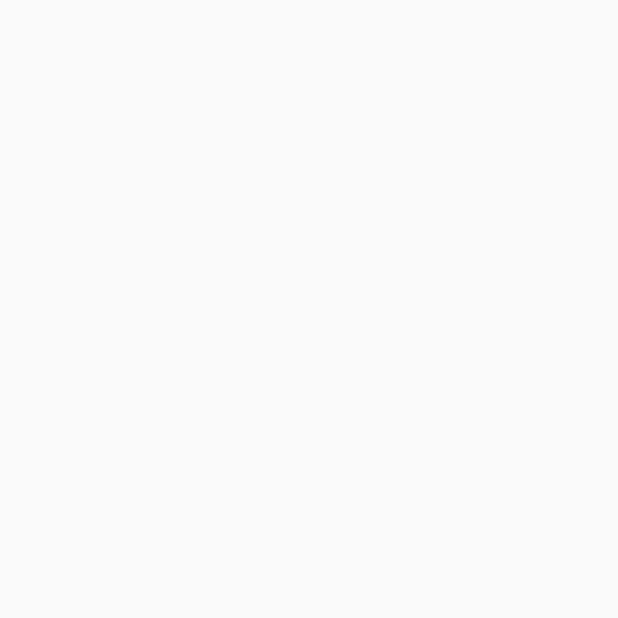
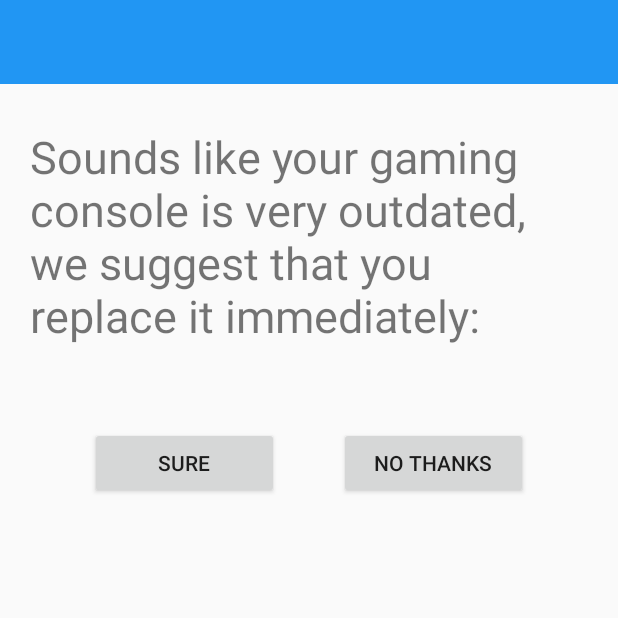
Before and after one commit to JacquelynDeHart/HelpMeIT, an Android app: the Console_Question7 screen opened directly, with no data from a screen before it, on a phone screen of 412 x 824 dp, the top half of it. Before the commit the part shown is empty. Run offline under Robolectric (Android 15) with nearby library versions, the phone set to English and light mode, and no system bars.

Commit message:
console_q7 update
questions for q7 added and edited

```diff
--- a/Help-MeIT/app/src/main/res/layout/activity_console__question7.xml
+++ b/Help-MeIT/app/src/main/res/layout/activity_console__question7.xml
@@ -6,4 +6,117 @@
     android:layout_height="match_parent"
     tools:context=".Console_Question7">
 
+    <androidx.appcompat.widget.Toolbar
+        android:id="@+id/toolbar"
+        android:layout_width="0dp"
+        android:layout_height="wrap_content"
+        android:background="#2196F3"
+        android:minHeight="?attr/actionBarSize"
+        android:theme="?attr/actionBarTheme"
+        app:layout_constraintEnd_toEndOf="parent"
+        app:layout_constraintStart_toStartOf="parent"
+        app:layout_constraintTop_toTopOf="parent" />
+
+    <androidx.constraintlayout.widget.ConstraintLayout
+        android:layout_width="0dp"
+        android:layout_height="0dp"
+        android:layout_marginStart="20dp"
+        android:layout_marginTop="20dp"
+        android:layout_marginEnd="20dp"
+        android:layout_marginBottom="20dp"
+        app:layout_constraintBottom_toBottomOf="parent"
+        app:layout_constraintEnd_toEndOf="parent"
+        app:layout_constraintHorizontal_bias="0.0"
+        app:layout_constraintStart_toStartOf="parent"
+        app:layout_constraintTop_toBottomOf="@+id/toolbar"
+        app:layout_constraintVertical_bias="1.0">
+
+        <TextView
+            android:id="@+id/txt_consoleQ7"
+            android:layout_width="wrap_content"
+            android:layout_height="wrap_content"
+            android:layout_marginTop="8dp"
+            android:text="@string/txt_consoleQ7"
+            android:textSize="30sp"
+            app:layout_constraintEnd_toEndOf="parent"
+            app:layout_constraintStart_toStartOf="parent"
+            app:layout_constraintTop_toTopOf="parent" />
+
+        <Button
+            android:id="@+id/btn_consoleQ7_1"
+            android:layout_width="0dp"
+            android:layout_height="wrap_content"
+            android:layout_marginStart="40dp"
+            android:layout_marginTop="60dp"
+            android:layout_marginBottom="478dp"
+            android:text="@string/btn_consoleQ7_1"
+            app:layout_constraintBottom_toBottomOf="parent"
+            app:layout_constraintEnd_toStartOf="@+id/btn_consoleQ7_2"
+            app:layout_constraintStart_toStartOf="parent"
+            app:layout_constraintTop_toBottomOf="@+id/txt_consoleQ7" />
+
+        <Button
+            android:id="@+id/btn_consoleQ7_2"
+            android:layout_width="0dp"
+            android:layout_height="wrap_content"
+            android:layout_marginStart="40dp"
+            android:layout_marginTop="60dp"
+            android:layout_marginEnd="40dp"
+            android:layout_marginBottom="478dp"
+            android:text="@string/btn_consoleQ7_2"
+            app:layout_constraintBottom_toBottomOf="parent"
+            app:layout_constraintEnd_toEndOf="parent"
+            app:layout_constraintStart_toEndOf="@+id/btn_consoleQ7_1"
+            app:layout_constraintTop_toBottomOf="@+id/txt_consoleQ7" />
+
+        <TextView
+            android:id="@+id/txt_consoleQ7A1"
+            android:layout_width="340dp"
+            android:layout_height="207dp"
+            android:layout_marginStart="20dp"
+            android:layout_marginTop="120dp"
+            android:layout_marginEnd="20dp"
+            android:text="@string/txt_consoleQ7A1"
+            android:textAlignment="center"
+            android:textSize="30sp"
+            android:visibility="invisible"
+            app:layout_constraintBottom_toTopOf="@+id/btn_menuReturn"
+            app:layout_constraintEnd_toEndOf="parent"
+            app:layout_constraintHorizontal_bias="1.0"
+            app:layout_constraintStart_toStartOf="parent"
+            app:layout_constraintTop_toBottomOf="@+id/btn_consoleQ7_1"
+            app:layout_constraintVertical_bias="0.0" />
+
+        <TextView
+            android:id="@+id/txt_consoleQ7A2"
+            android:layout_width="326dp"
+            android:layout_height="203dp"
+            android:layout_marginStart="20dp"
+            android:layout_marginTop="120dp"
+            android:layout_marginEnd="20dp"
+            android:text="@string/txt_consoleQ7A2"
+            android:textAlignment="center"
+            android:textSize="30sp"
+            android:visibility="invisible"
+            app:layout_constraintBottom_toTopOf="@+id/btn_menuReturn"
+            app:layout_constraintEnd_toEndOf="parent"
+            app:layout_constraintHorizontal_bias="0.0"
+            app:layout_constraintStart_toStartOf="parent"
+            app:layout_constraintTop_toBottomOf="@+id/btn_consoleQ7_1"
+            app:layout_constraintVertical_bias="0.0" />
+
+        <Button
+            android:id="@+id/btn_menuReturn"
+            android:layout_width="339dp"
+            android:layout_height="wrap_content"
+            android:text="@string/btn_menuReturn"
+            android:visibility="invisible"
+            app:layout_constraintBottom_toBottomOf="parent"
+            app:layout_constraintEnd_toEndOf="parent"
+            app:layout_constraintStart_toStartOf="parent"
+            app:layout_constraintTop_toTopOf="parent"
+            app:layout_constraintVertical_bias="0.94" />
+
+
+    </androidx.constraintlayout.widget.ConstraintLayout>
 </androidx.constraintlayout.widget.ConstraintLayout>
--- a/Help-MeIT/app/src/main/res/values/strings.xml
+++ b/Help-MeIT/app/src/main/res/values/strings.xml
@@ -79,7 +79,11 @@
     <string name="txt_consoleQ6">Is your device functioning yet?</string>
     <string name="txt_consoleQ6A1">Good, thank you for using our service. You can close the app now.</string>
     <string name="txt_consoleQ6A2">Go by a PC for your games, we obviously can’t help you.</string>
-
+    <string name="txt_consoleQ7">Sounds like your gaming console is very outdated, we suggest that you replace it immediately:</string>
+    <string name="btn_consoleQ7_1">SURE</string>
+    <string name="btn_consoleQ7_2">NO THANKS</string>
+    <string name="txt_consoleQ7A1">Thank you for using our support service. Hope you don’t go through another issue.</string>
+    <string name="txt_consoleQ7A2">Here’s a list of PC brands anyway, stop playing with those weak consoles.</string>
 
     <!-- PC Question strings -->
     <string name="txt_pcQ1_retort">You have horrible taste. Dismissed!</string>
```
Also changed, not shown: Help-MeIT/app/src/main/java/com/example/help_meit/Console_Question7.kt (+8 -0 lines).
